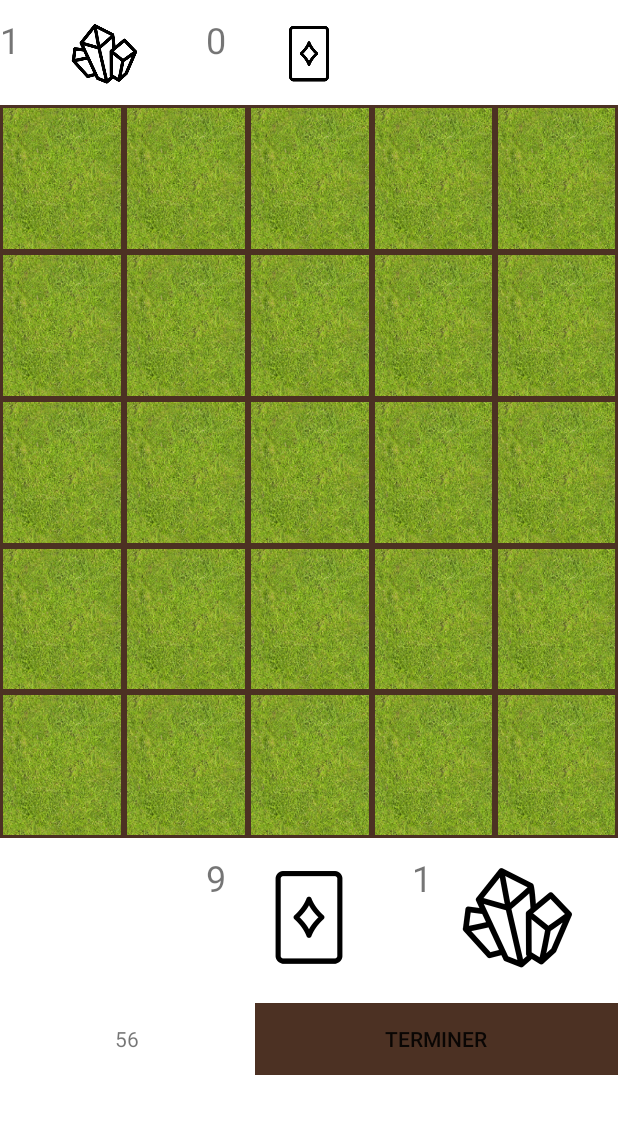
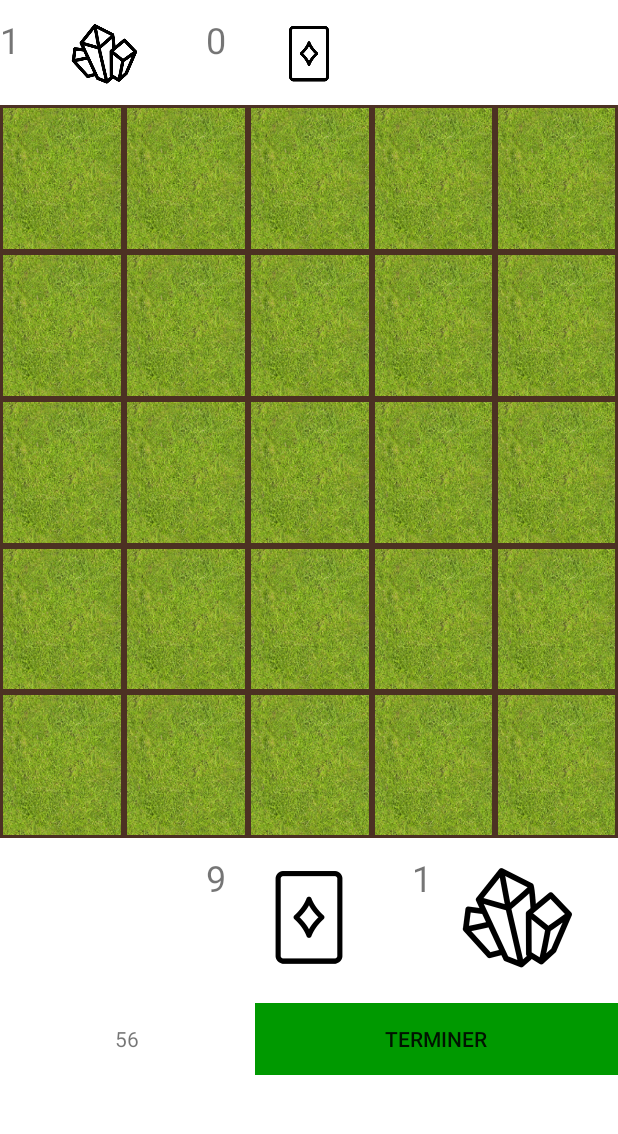
Before and after one commit to Ked57/PTS3G10, an Android app: the GameActivity screen opened directly, with no data from a screen before it, on a phone screen of 412 x 824 dp, the part 84-1218 px from its top. Run offline under Robolectric (Android 15) with nearby library versions, the phone set to English and light mode, and no system bars; 6 statements that could not run were skipped.

Commit message:
Changement couleur bouton fin

```diff
--- a/PTS3G10/app/src/main/java/ked/pts3g10/Gameplay/Board.java
+++ b/PTS3G10/app/src/main/java/ked/pts3g10/Gameplay/Board.java
@@ -196,7 +196,7 @@ public class Board {
         }
 
         if(playersTurn){
-            endRoundButton.setBackgroundColor(Color.rgb(76,49,35));
+            endRoundButton.setBackgroundColor(Color.rgb(0,153,0));
             endRoundButton.setClickable(true);
             DeckActivity.setChoiceButtonText(context.getResources().getString(R.string.deck_choice));
         }else {
--- a/PTS3G10/app/src/main/res/layout/activity_game.xml
+++ b/PTS3G10/app/src/main/res/layout/activity_game.xml
@@ -216,7 +216,7 @@
                 android:layout_width="wrap_content"
                 android:layout_height="wrap_content"
                 android:layout_weight="1"
-                android:background="@color/colorPrimary"
+                android:background="@color/colorDarkGreen"
                 android:text="@string/end_button" />
         </LinearLayout>
 
--- a/PTS3G10/app/src/main/res/values/colors.xml
+++ b/PTS3G10/app/src/main/res/values/colors.xml
@@ -6,4 +6,5 @@
     <color name="colorRed">#FF0000</color>
     <color name="colorGreen">#00FF00</color>
     <color name="colorBlue">#0000ff</color>
+    <color name="colorDarkGreen">#088A08</color>
 </resources>
```
